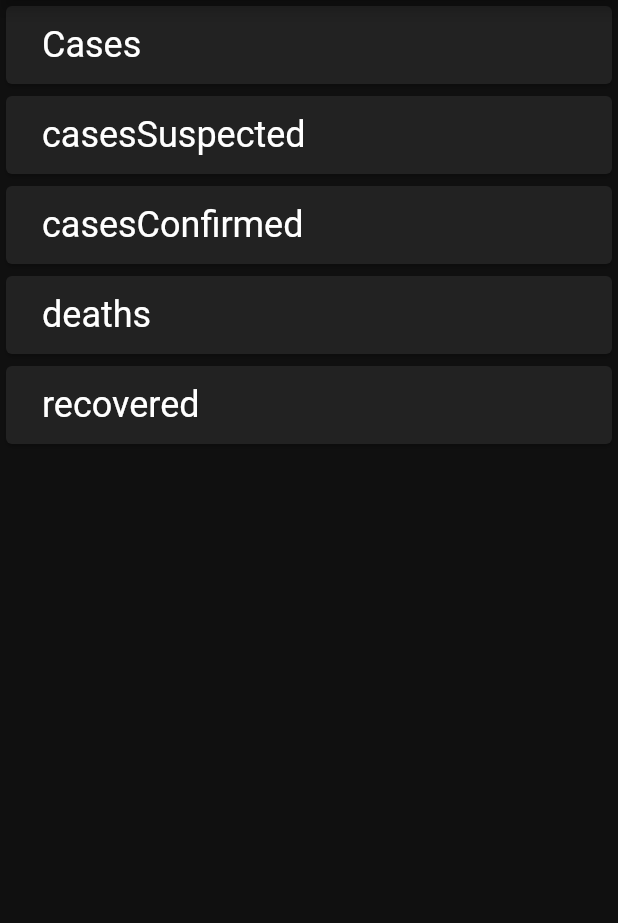
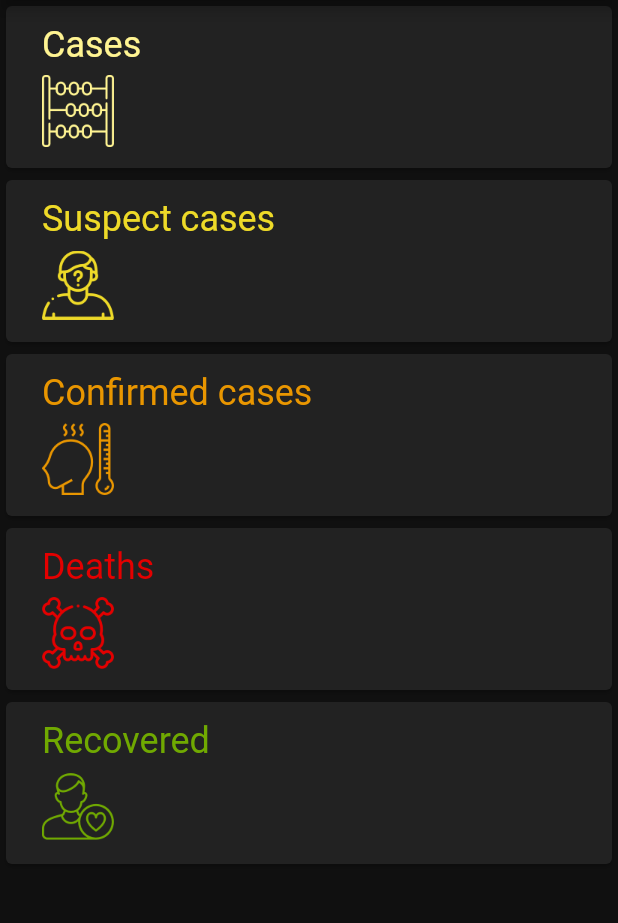
Before and after one commit to MateusPedrosoSilva/api_flutter, a Flutter app: the screen it shows after launch, on a phone screen of 412 x 824 dp, the part 84-1007 px from its top. Run offline on Flutter 3.47's test engine with Material 2 defaults, Android fonts, the phone set to English and light mode, and no system bars; network calls fail.

```diff
--- a/lib/app/ui/endpoint_card.dart
+++ b/lib/app/ui/endpoint_card.dart
@@ -1,38 +1,83 @@
 import 'package:api_flutter/app/services/api.dart';
 import 'package:flutter/material.dart';
+
+class EndpointCardData {
+  final String title;
+  final String assetName;
+  final Color color;
+
+  EndpointCardData(this.title, this.assetName, this.color);
+}
 
 class EndpointCard extends StatelessWidget {
   final Endpoint endpoint;
   final int value;
 
-  static Map<Endpoint, String> _cardTitles = {
-    Endpoint.cases: 'Cases',
-    Endpoint.casesSuspected: 'casesSuspected',
-    Endpoint.casesConfirmed: 'casesConfirmed',
-    Endpoint.deaths: 'deaths',
-    Endpoint.recovered: 'recovered',
+  static Map<Endpoint, EndpointCardData> _cardData = {
+    Endpoint.cases: EndpointCardData(
+      'Cases',
+      'assets/count.png',
+      Color(0xFFFFF492),
+    ),
+    Endpoint.casesSuspected: EndpointCardData(
+      'Suspect cases',
+      'assets/suspect.png',
+      Color(0xFFEEDA28),
+    ),
+    Endpoint.casesConfirmed: EndpointCardData(
+      'Confirmed cases',
+      'assets/fever.png',
+      Color(0xFFE99600),
+    ),
+    Endpoint.deaths: EndpointCardData(
+      'Deaths',
+      'assets/death.png',
+      Color(0xFFE40000),
+    ),
+    Endpoint.recovered: EndpointCardData(
+      'Recovered',
+      'assets/patient.png',
+      Color(0xFF70A901),
+    ),
   };
 
   const EndpointCard({Key key, this.endpoint, this.value}) : super(key: key);
 
   @override
   Widget build(BuildContext context) {
+    final cardData = _cardData[endpoint];
+
     return Card(
       child: Padding(
         padding: const EdgeInsets.symmetric(horizontal: 8.0, vertical: 4.0),
         child: Padding(
           padding: const EdgeInsets.symmetric(horizontal: 16.0, vertical: 8.0),
+          child: Column(
+            crossAxisAlignment: CrossAxisAlignment.start,
+            children: [
+              Text(
+                cardData.title,
+                style: Theme.of(context)
+                    .textTheme
+                    .headline5
+                    .copyWith(color: cardData.color),
+              ),
+              SizedBox(height: 4),
+              SizedBox(
+                height: 52,
                 child: Row(
                   mainAxisAlignment: MainAxisAlignment.spaceBetween,
+                  crossAxisAlignment: CrossAxisAlignment.center,
                   children: [
-              Text(
-                _cardTitles[endpoint],
-                style: Theme.of(context).textTheme.headline5,
+                    Image.asset(
+                      cardData.assetName,
+                      color: cardData.color,
                     ),
                     Text(
                       value?.toString() ?? '',
                       style: Theme.of(context).textTheme.headline4.copyWith(
-                      fontSize: 20,
+                            fontWeight: FontWeight.w500,
+                            color: cardData.color,
                           ),
                     ),
                     // other way
@@ -40,6 +85,9 @@ class EndpointCard extends StatelessWidget {
                   ],
                 ),
               ),
+            ],
+          ),
+        ),
       ),
     );
   }
```
Also changed, not shown: pubspec.yaml (+2 -5 lines), assets/2.0x/count.png (added), assets/2.0x/death.png (added), assets/2.0x/fever.png (added), assets/2.0x/patient.png (added), assets/2.0x/suspect.png (added), assets/3.0x/count.png (added), assets/3.0x/death.png (added), assets/3.0x/fever.png (added), assets/3.0x/patient.png (added), assets/3.0x/suspect.png (added), assets/count.png (added), assets/death.png (added), assets/fever.png (added), 2 more files. Lines whose indentation alone changed are shown as unchanged.
